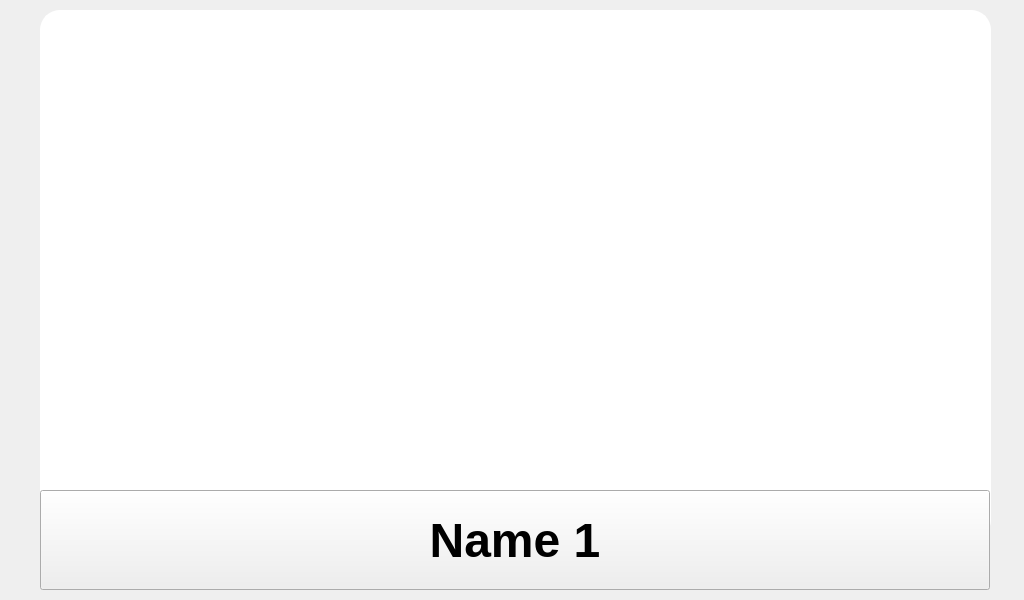
Old version of the form control_screen.ui in the repository IsaacIngram/makeplus-livenation-ui.
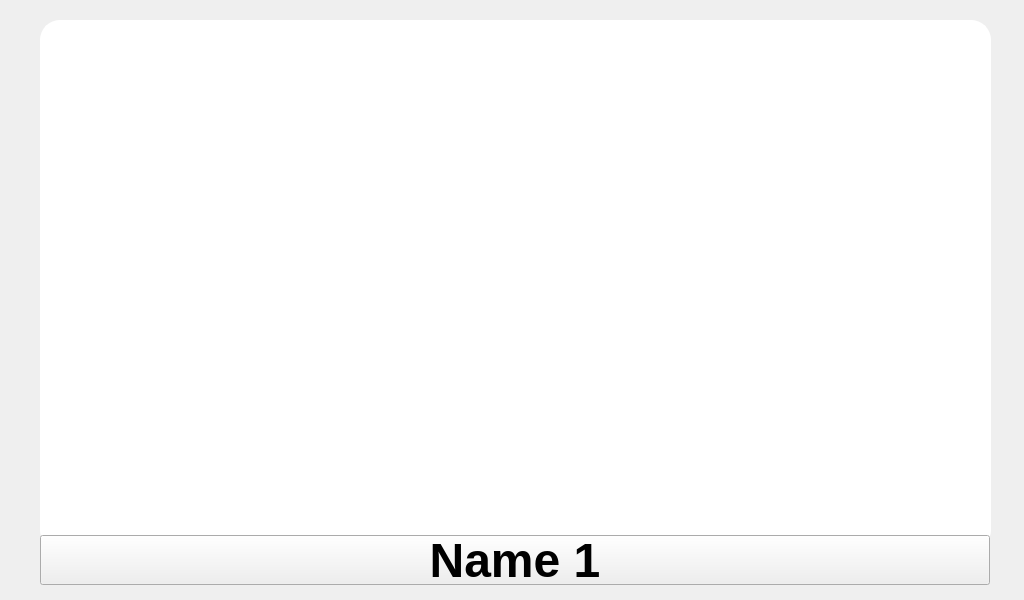
New version of the form.

The edit to the form file:
```diff
--- a/control_screen.ui
+++ b/control_screen.ui
@@ -17,7 +17,7 @@
    <property name="geometry">
     <rect>
      <x>40</x>
-     <y>10</y>
+     <y>20</y>
      <width>951</width>
      <height>530</height>
     </rect>
@@ -54,9 +54,9 @@
    <property name="geometry">
     <rect>
      <x>40</x>
-     <y>490</y>
+     <y>520</y>
      <width>951</width>
-     <height>101</height>
+     <height>81</height>
     </rect>
    </property>
    <layout class="QHBoxLayout" name="tabBar">
@@ -71,13 +71,13 @@
       <property name="minimumSize">
        <size>
         <width>100</width>
-        <height>100</height>
+        <height>50</height>
        </size>
       </property>
       <property name="maximumSize">
        <size>
         <width>950</width>
-        <height>100</height>
+        <height>50</height>
        </size>
       </property>
       <property name="sizeIncrement">
```
